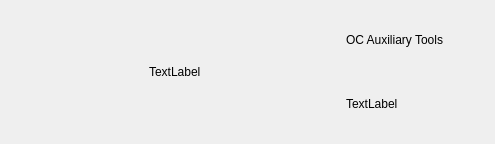
The window that src/aboutdialog.ui (ic005k/OCAuxiliaryTools) describes before a commit, drawn with Qt 5.
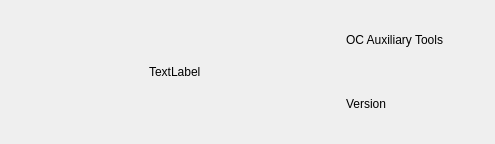
The same window after the commit.

```diff
--- a/src/aboutdialog.ui
+++ b/src/aboutdialog.ui
@@ -54,7 +54,7 @@
        <item row="1" column="1">
         <widget class="QLabel" name="lblVersion">
          <property name="text">
-          <string>TextLabel</string>
+          <string>Version</string>
          </property>
         </widget>
        </item>
```
Left out of the diff: 6 changed lines with no effect on the pictures.
